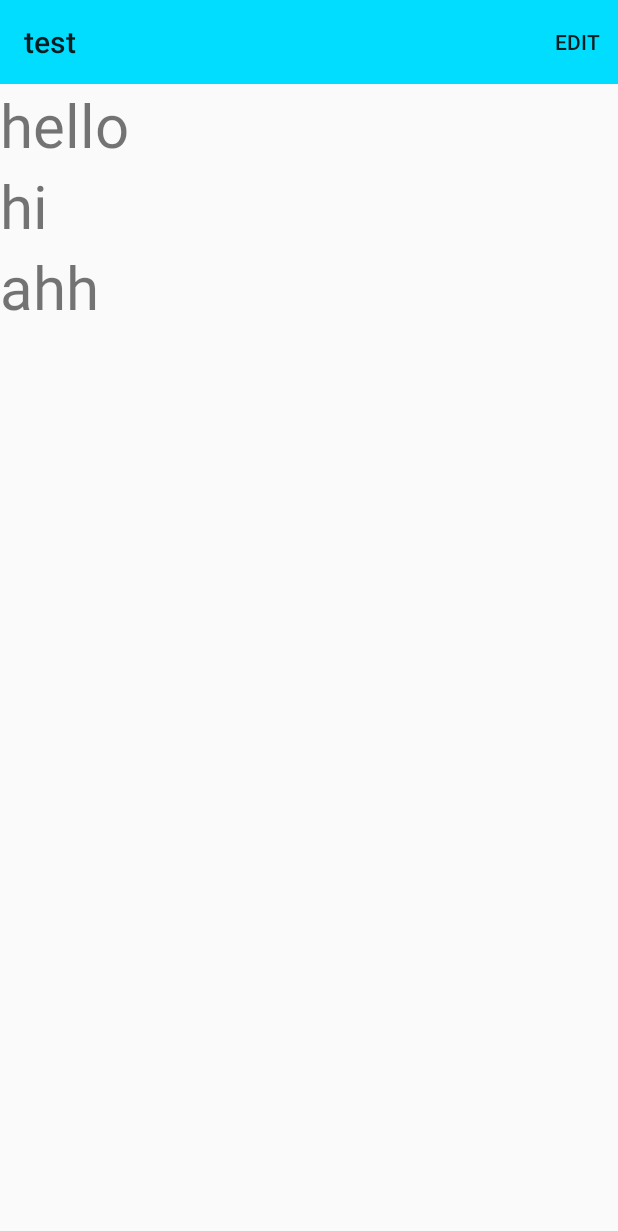
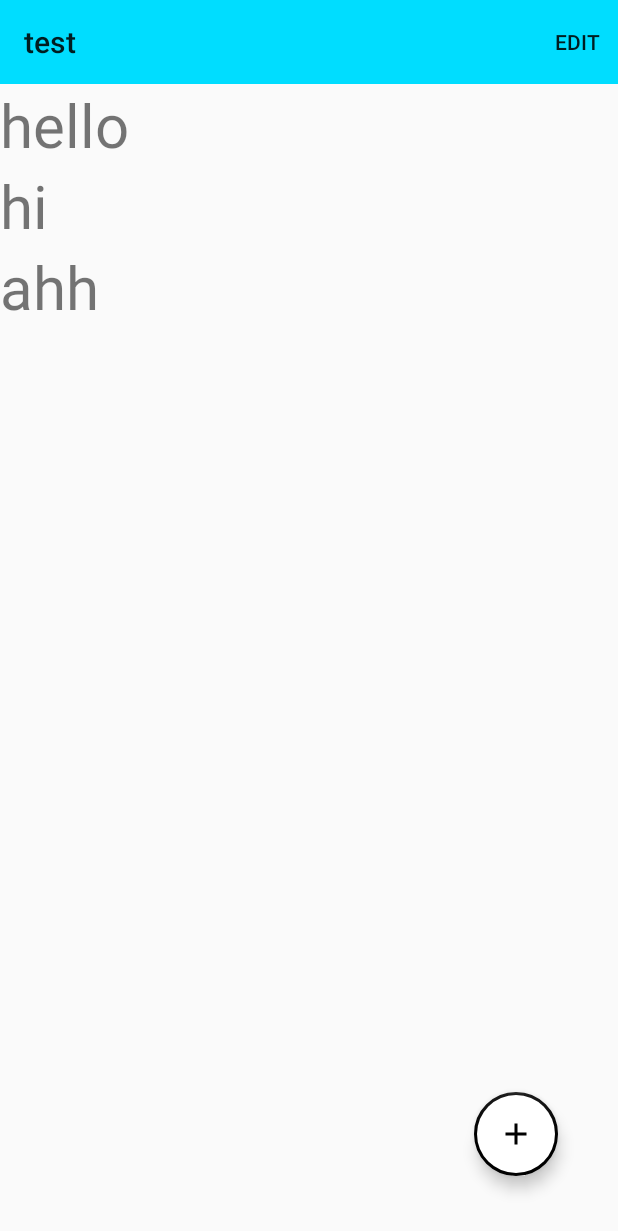
Before and after one commit to prography/5th-pizza-android, an Android app: the screen it shows after launch (MainActivity), on a phone screen of 412 x 824 dp. Shown: the top 1231 px of the screen. Run offline under Robolectric (Android 15) with nearby library versions, the phone set to English and light mode, and no system bars.

Commit message:
#6-2. FIX minor error

```diff
--- a/app/src/main/res/layout/activity_main.xml
+++ b/app/src/main/res/layout/activity_main.xml
@@ -1,10 +1,9 @@
 <?xml version="1.0" encoding="utf-8"?>
-<LinearLayout xmlns:android="http://schemas.android.com/apk/res/android"
+<RelativeLayout xmlns:android="http://schemas.android.com/apk/res/android"
     xmlns:app="http://schemas.android.com/apk/res-auto"
     xmlns:tools="http://schemas.android.com/tools"
     android:layout_width="match_parent"
     android:layout_height="match_parent"
-    android:orientation="vertical"
     tools:context=".src.main.MainActivity">
 
     <androidx.appcompat.widget.Toolbar
@@ -38,4 +37,4 @@
         app:borderWidth="2dp"/>
 
 
-</LinearLayout>
+</RelativeLayout>
```
